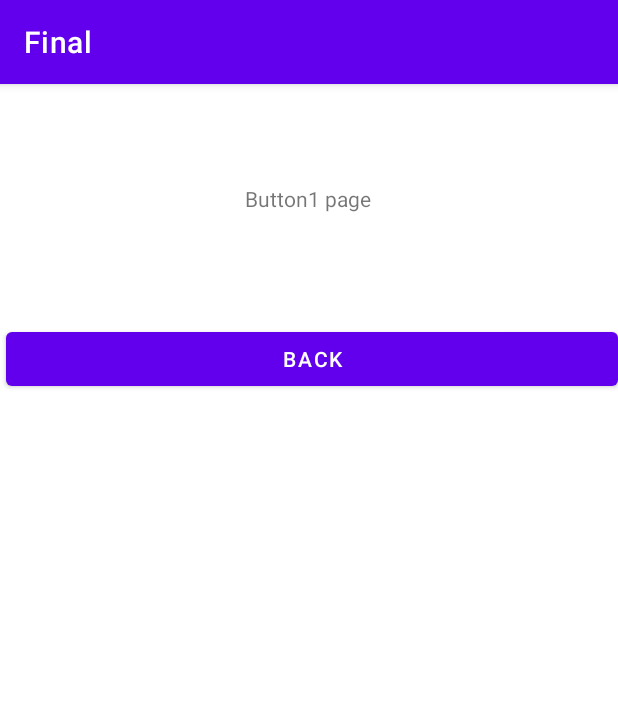
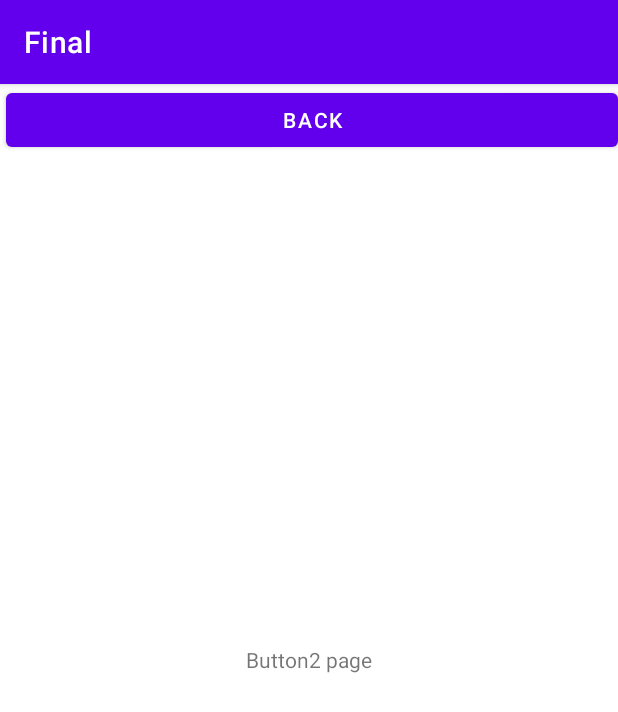
Before and after one commit to osu-cs492-w21/final-project-kerbal-space-program-not-sponsored, an Android app: the button2 screen opened directly, with no data from a screen before it, on a phone screen of 412 x 824 dp. Shown: the top 712 px of the screen. Run offline under Robolectric (Android 15) with nearby library versions, the phone set to English and light mode, and no system bars.

Commit message:
each button opens own activity

```diff
--- a/app/src/main/java/com/example/afinal/button2.java
+++ b/app/src/main/java/com/example/afinal/button2.java
@@ -12,7 +12,7 @@ public class button2 extends AppCompatActivity implements View.OnClickListener {
     @Override
     protected void onCreate(Bundle savedInstanceState) {
         super.onCreate(savedInstanceState);
-        setContentView(R.layout.activity_button1);
+        setContentView(R.layout.activity_button2);
 
         back = (Button)findViewById(R.id.back);
 
--- a/app/src/main/java/com/example/afinal/button3.java
+++ b/app/src/main/java/com/example/afinal/button3.java
@@ -12,7 +12,7 @@ public class button3 extends AppCompatActivity implements View.OnClickListener {
     @Override
     protected void onCreate(Bundle savedInstanceState) {
         super.onCreate(savedInstanceState);
-        setContentView(R.layout.activity_button1);
+        setContentView(R.layout.activity_button3);
 
         back = (Button)findViewById(R.id.back);
 
--- a/app/src/main/java/com/example/afinal/button4.java
+++ b/app/src/main/java/com/example/afinal/button4.java
@@ -12,7 +12,7 @@ public class button4 extends AppCompatActivity implements View.OnClickListener {
     @Override
     protected void onCreate(Bundle savedInstanceState) {
         super.onCreate(savedInstanceState);
-        setContentView(R.layout.activity_button1);
+        setContentView(R.layout.activity_button4);
 
         back = (Button)findViewById(R.id.back);
 
--- a/app/src/main/res/layout/activity_button1.xml
+++ b/app/src/main/res/layout/activity_button1.xml
@@ -1,5 +1,5 @@
 <?xml version="1.0" encoding="utf-8"?>
-<androidx.constraintlayout.widget.ConstraintLayout xmlns:android="http://schemas.android.com/apk/res/android"
+<RelativeLayout xmlns:android="http://schemas.android.com/apk/res/android"
     xmlns:app="http://schemas.android.com/apk/res-auto"
     xmlns:tools="http://schemas.android.com/tools"
     android:layout_width="match_parent"
@@ -32,4 +32,4 @@
         app:layout_constraintTop_toTopOf="parent"
         app:layout_constraintVertical_bias="0.221" />
 
-</androidx.constraintlayout.widget.ConstraintLayout>
+</RelativeLayout>
--- a/app/src/main/res/layout/activity_button2.xml
+++ b/app/src/main/res/layout/activity_button2.xml
@@ -1,10 +1,10 @@
 <?xml version="1.0" encoding="utf-8"?>
-<androidx.constraintlayout.widget.ConstraintLayout xmlns:android="http://schemas.android.com/apk/res/android"
+<RelativeLayout xmlns:android="http://schemas.android.com/apk/res/android"
     xmlns:app="http://schemas.android.com/apk/res-auto"
     xmlns:tools="http://schemas.android.com/tools"
     android:layout_width="match_parent"
     android:layout_height="match_parent"
-    tools:context=".button1">
+    tools:context=".button2">
 
 
     <TextView
@@ -32,4 +32,4 @@
         app:layout_constraintTop_toTopOf="parent"
         app:layout_constraintVertical_bias="0.221" />
 
-</androidx.constraintlayout.widget.ConstraintLayout>
+</RelativeLayout>
--- a/app/src/main/res/layout/activity_button3.xml
+++ b/app/src/main/res/layout/activity_button3.xml
@@ -1,10 +1,10 @@
 <?xml version="1.0" encoding="utf-8"?>
-<androidx.constraintlayout.widget.ConstraintLayout xmlns:android="http://schemas.android.com/apk/res/android"
+<RelativeLayout xmlns:android="http://schemas.android.com/apk/res/android"
     xmlns:app="http://schemas.android.com/apk/res-auto"
     xmlns:tools="http://schemas.android.com/tools"
     android:layout_width="match_parent"
     android:layout_height="match_parent"
-    tools:context=".button1">
+    tools:context=".button3">
 
 
     <TextView
@@ -32,4 +32,4 @@
         app:layout_constraintTop_toTopOf="parent"
         app:layout_constraintVertical_bias="0.221" />
 
-</androidx.constraintlayout.widget.ConstraintLayout>
+</RelativeLayout>
--- a/app/src/main/res/layout/activity_button4.xml
+++ b/app/src/main/res/layout/activity_button4.xml
@@ -1,10 +1,10 @@
 <?xml version="1.0" encoding="utf-8"?>
-<androidx.constraintlayout.widget.ConstraintLayout xmlns:android="http://schemas.android.com/apk/res/android"
+<RelativeLayout xmlns:android="http://schemas.android.com/apk/res/android"
     xmlns:app="http://schemas.android.com/apk/res-auto"
     xmlns:tools="http://schemas.android.com/tools"
     android:layout_width="match_parent"
     android:layout_height="match_parent"
-    tools:context=".button1">
+    tools:context=".button4">
 
 
     <TextView
@@ -32,4 +32,4 @@
         app:layout_constraintTop_toTopOf="parent"
         app:layout_constraintVertical_bias="0.221" />
 
-</androidx.constraintlayout.widget.ConstraintLayout>
+</RelativeLayout>
```
Also changed, not shown: app/src/main/java/com/example/afinal/buttonPage.java (+7 -3 lines).
